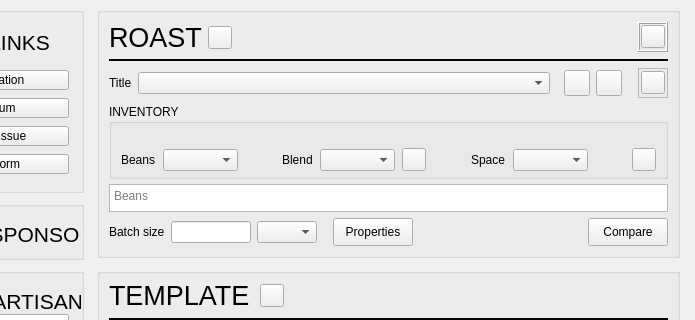
Above: src/ui/DashboardWidget.ui from artisan-roaster-scope/artisan before the change; both pictures show x 131 to 826 and y 174 to 494 of the 826 by 728 pixel window. Below: the same form after it.
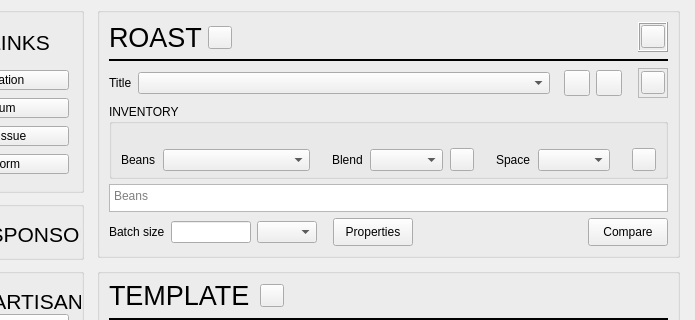
That is the form after the change. Custom widgets are drawn as their Qt base class.

Commit message: - downgrade pytest to 9.1.1 to keep approx working on nested structures of import/export tests - updates release sponsor - updated translations - switch to Pointing Hand cursor on hover links on dashboard - minor fixes and layout improvements

Patch:
```diff
--- a/src/ui/DashboardWidget.ui
+++ b/src/ui/DashboardWidget.ui
@@ -1313,7 +1313,7 @@
                 <property name="accessibleDescription">
                  <string notr="true"/>
                 </property>
-                <layout class="QHBoxLayout" name="horizontalLayout_9" stretch="0,20,10,1,20,0,10,1,20,10,0">
+                <layout class="QHBoxLayout" name="horizontalLayout_9" stretch="0,100,10,1,50,0,10,1,25,10,0">
                  <property name="spacing">
                   <number>7</number>
                  </property>
```
The commit also changes 76 other files.
